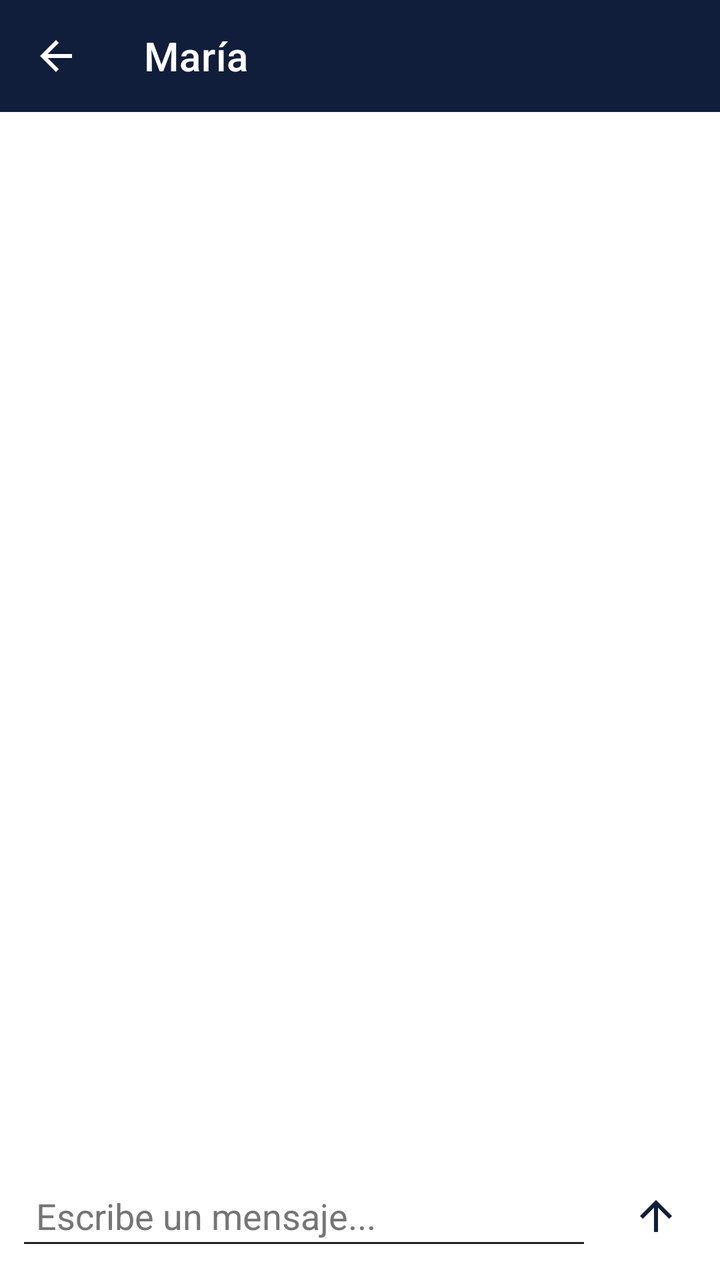
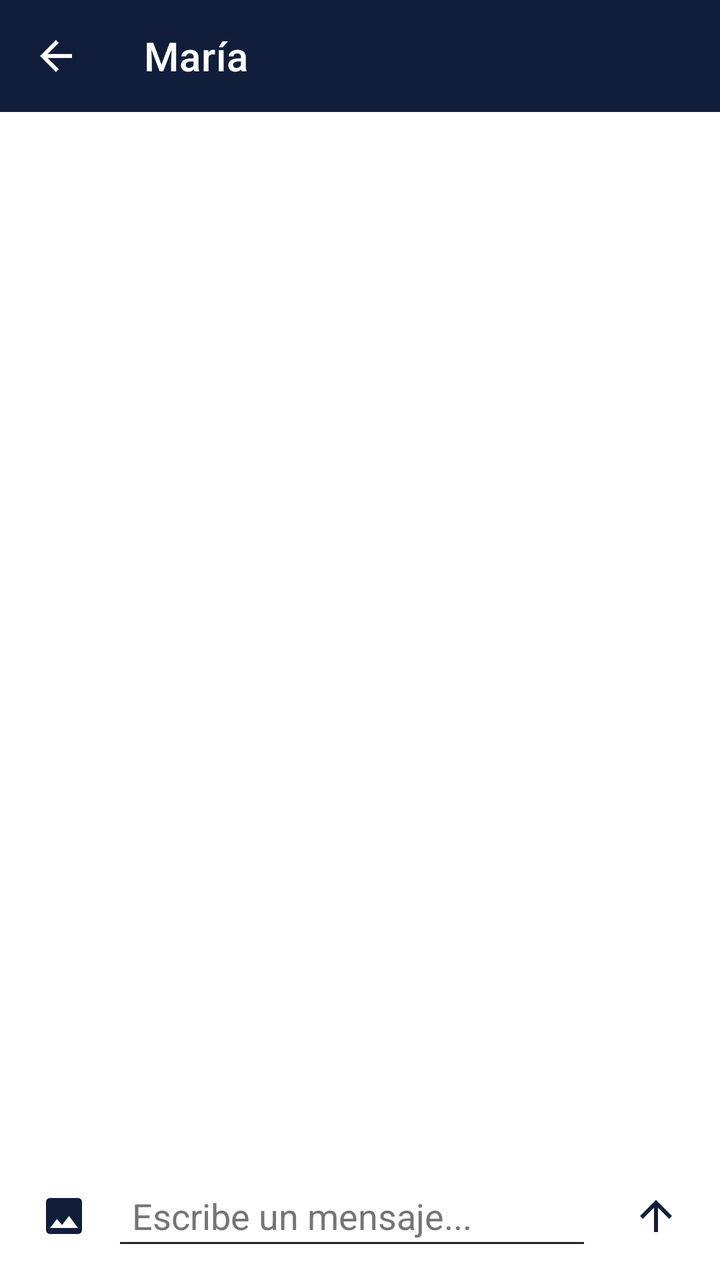

Before-and-after screenshots of an Android layout around one commit, followed by the original layout XML and the change that was made.
<!-- AndroidManifest.xml: application theme Theme.ProyectoAndroidChatFirebase -->
<!-- res/layout/activity_chat.xml -->
<?xml version="1.0" encoding="utf-8"?>
<androidx.constraintlayout.widget.ConstraintLayout xmlns:android="http://schemas.android.com/apk/res/android"
    xmlns:app="http://schemas.android.com/apk/res-auto"
    android:layout_width="match_parent"
    android:layout_height="match_parent"
    android:fitsSystemWindows="true">

    <androidx.appcompat.widget.Toolbar
        android:id="@+id/toolbarChat"
        android:layout_width="0dp"
        android:layout_height="?attr/actionBarSize"
        android:background="@color/colorPrimario"
        app:navigationIcon="@drawable/baseline_arrow_back_24"
        app:title="María"
        app:titleTextColor="@color/white"
        app:layout_constraintTop_toTopOf="parent"
        app:layout_constraintStart_toStartOf="parent"
        app:layout_constraintEnd_toEndOf="parent" />

    <androidx.recyclerview.widget.RecyclerView
        android:id="@+id/rvMensajes"
        android:layout_width="0dp"
        android:layout_height="0dp"
        android:layout_marginTop="8dp"
        app:layout_constraintTop_toBottomOf="@id/toolbarChat"
        app:layout_constraintStart_toStartOf="parent"
        app:layout_constraintEnd_toEndOf="parent"
        app:layout_constraintBottom_toTopOf="@id/inputLayout" />

    <LinearLayout
        android:id="@+id/inputLayout"
        android:layout_width="0dp"
        android:layout_height="wrap_content"
        android:orientation="horizontal"
        android:gravity="center_vertical"
        android:padding="8dp"
        android:background="@color/colorFondo"
        app:layout_constraintStart_toStartOf="parent"
        app:layout_constraintEnd_toEndOf="parent"
        app:layout_constraintBottom_toBottomOf="parent">

        <EditText
            android:id="@+id/etMensaje"
            android:layout_width="0dp"
            android:layout_height="wrap_content"
            android:layout_weight="1"
            android:hint="@string/hint_mensaje"
            android:textColor="@color/colorTextoPrimario"
            android:textCursorDrawable="@null"
            app:backgroundTint="@color/colorTextoPrimario"
            android:textColorHint="@color/colorTextoSecundario"
            android:inputType="textMultiLine"
            android:maxLines="4"
            android:padding="10dp" />

        <ImageButton
            android:id="@+id/btnEnviar"
            android:layout_width="48dp"
            android:layout_height="48dp"
            android:layout_marginStart="8dp"
            android:background="@android:color/transparent"
            android:src="@drawable/outline_arrow_upward_24"
            app:tint="@color/colorPrimario"
            android:contentDescription="@string/desc_enviar_mensaje" />

    </LinearLayout>

</androidx.constraintlayout.widget.ConstraintLayout>
<!-- resources referenced by this layout -->
<resources>
  <color name="colorFondo">#FFFFFF</color>
  <color name="colorPrimario">#101E3B</color>
  <color name="colorTextoPrimario">#212121</color>
  <color name="colorTextoSecundario">#757575</color>
  <color name="white">#FFFFFFFF</color>
  <!-- drawable baseline_arrow_back_24 (drawable) -->
  <vector xmlns:android="http://schemas.android.com/apk/res/android" android:autoMirrored="true" android:height="24dp" android:tint="#FFFFFF" android:viewportHeight="24" android:viewportWidth="24" android:width="24dp">
        
      <path android:fillColor="@android:color/white" android:pathData="M20,11H7.83l5.59,-5.59L12,4l-8,8 8,8 1.41,-1.41L7.83,13H20v-2z"/>
      
  </vector>
  <!-- drawable outline_arrow_upward_24 (drawable) -->
  <vector xmlns:android="http://schemas.android.com/apk/res/android" android:height="24dp" android:tint="#FFFFFF" android:viewportHeight="960" android:viewportWidth="960" android:width="24dp">
        
      <path android:fillColor="@android:color/white" android:pathData="M440,800L440,313L216,537L160,480L480,160L800,480L744,537L520,313L520,800L440,800Z"/>
      
  </vector>
  <string name="desc_enviar_mensaje">Enviar mensaje</string>
  <string name="hint_mensaje">Escribe un mensaje...</string>
  <style name="Theme.ProyectoAndroidChatFirebase" parent="Base.Theme.ProyectoAndroidChatFirebase" />
  <style name="Base.Theme.ProyectoAndroidChatFirebase" parent="Theme.MaterialComponents.Light.NoActionBar">
          <item name="colorPrimary">@color/colorPrimario</item>
          <item name="android:statusBarColor" tools:targetApi="l">@color/colorPrimario</item>
      </style>
</resources>

<!-- the commit's change to res/layout/activity_chat.xml (unified diff, before → after) -->
@@ -39,6 +39,15 @@
         app:layout_constraintEnd_toEndOf="parent"
         app:layout_constraintBottom_toBottomOf="parent">
 
+        <ImageButton
+            android:id="@+id/btnAdjuntar"
+            android:layout_width="48dp"
+            android:layout_height="48dp"
+            android:background="@android:color/transparent"
+            android:src="@drawable/outline_image_24"
+            app:tint="@color/colorPrimario"
+            android:contentDescription="@string/desc_adjuntar_imagen" />
+
         <EditText
             android:id="@+id/etMensaje"
             android:layout_width="0dp"
<!-- resource entries referenced after the edit -->
@@ -17,6 +17,13 @@
       <path android:fillColor="@android:color/white" android:pathData="M440,800L440,313L216,537L160,480L480,160L800,480L744,537L520,313L520,800L440,800Z"/>
       
   </vector>
+  <!-- drawable outline_image_24 (drawable) -->
+  <vector xmlns:android="http://schemas.android.com/apk/res/android" android:height="24dp" android:tint="#000000" android:viewportHeight="24" android:viewportWidth="24" android:width="24dp">
+        
+      <path android:fillColor="@android:color/white" android:pathData="M21,19V5c0,-1.1 -0.9,-2 -2,-2H5c-1.1,0 -2,0.9 -2,2v14c0,1.1 0.9,2 2,2h14c1.1,0 2,-0.9 2,-2zM8.5,13.5l2.5,3.01L14.5,12l4.5,6H5l3.5,-4.5z"/>
+      
+  </vector>
+  <string name="desc_adjuntar_imagen">Adjuntar imagen</string>
   <string name="desc_enviar_mensaje">Enviar mensaje</string>
   <string name="hint_mensaje">Escribe un mensaje...</string>
   <style name="Theme.ProyectoAndroidChatFirebase" parent="Base.Theme.ProyectoAndroidChatFirebase" />
